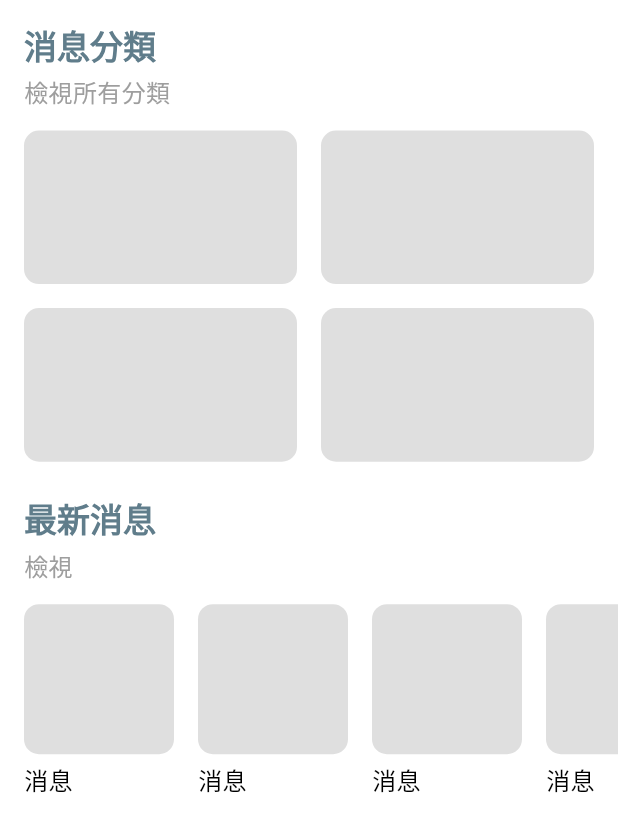
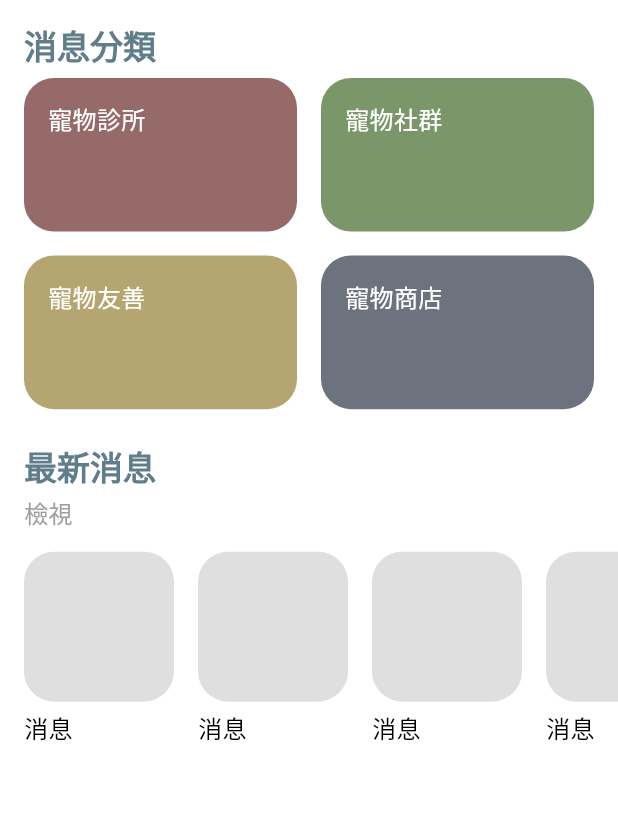
Before and after one commit to LucyHsieh1013/Pet_Diary_App, a Flutter app: the ExplorePage screen opened directly, on a phone screen of 412 x 824 dp. Shown: the top 832 px of the screen. Run offline on Flutter 3.47's test engine with Material 3 defaults, Android fonts, the phone set to English and light mode, and no system bars; our stand-ins replace flutter_progress_hud, shared_preferences, table_calendar; accounts and stored records are empty; network calls fail.

Commit message:
探索介面

```diff
--- a/lib/main.dart
+++ b/lib/main.dart
@@ -10,6 +10,7 @@ import 'package:test_app/screens/login/RequestRest.dart';
 import 'package:test_app/screens/login/VerificationPage.dart';
 import 'package:test_app/screens/login/ResetPasswd.dart';
 
+import 'package:test_app/screens/app_page/Explore/Explorelist.dart';
 import 'package:test_app/screens/app_page/NavController.dart';
 import 'package:test_app/screens/app_page/pet/AddPetForm.dart';
 
@@ -40,6 +41,7 @@ class MyApp extends StatelessWidget {
         '/Verification': (context) => VerificationScreen(),//忘記密碼-驗證碼
         '/Resetpasswd': (context) => ResetpasswdScreen(),//忘記密碼-重設密碼
         '/Addform': (context) => AddPetForm(),
+        '/Explore': (context) => Explorelist(),
       },
 
       theme: ThemeData(
--- a/lib/screens/app_page/Diary/recordSheet.dart
+++ b/lib/screens/app_page/Diary/recordSheet.dart
@@ -1,5 +1,4 @@
 import 'package:flutter/material.dart';
-// import 'package:test_app/screens/app_page/Diary/floatbtnFirst.dart';
 import 'package:test_app/component/defaultSheet.dart';
 
 void RecordSheet(BuildContext context){
--- a/lib/screens/app_page/ExplorePage.dart
+++ b/lib/screens/app_page/Explore/ExplorePage.dart
@@ -1,6 +1,11 @@
 import 'package:flutter/material.dart';
+import 'package:test_app/component/defaultContainer.dart'; // CustomContainer在這裡定義
 
-class ExplorePage extends StatelessWidget {
+class ExplorePage extends StatefulWidget {
+  @override
+  _ExplorePageState createState() => _ExplorePageState();
+}
+class _ExplorePageState extends State<ExplorePage> {
   @override
   Widget build(BuildContext context) {
     return Scaffold(
@@ -18,18 +23,6 @@ class ExplorePage extends StatelessWidget {
                     style: Theme.of(context).textTheme.titleLarge
                   ),
                 ),
-                //跳轉連結
-                const Padding(
-                  padding: EdgeInsets.symmetric(horizontal: 16, vertical: 6),
-                  child: Text(
-                    '檢視所有分類',
-                    style: TextStyle(
-                      fontSize: 16,
-                      fontWeight: FontWeight.w500,
-                      color: Colors.grey,
-                    ),
-                  ),
-                ),
                 GridView.count(
                   crossAxisCount: 2,
                   mainAxisSpacing: 16,
@@ -38,31 +31,88 @@ class ExplorePage extends StatelessWidget {
                   shrinkWrap: true,
                   physics: const NeverScrollableScrollPhysics(),
                   padding: const EdgeInsets.symmetric(horizontal: 16, vertical: 8),
+
                   children: [
-                    Container(
-                      decoration: const BoxDecoration(
-                        color: Color.fromARGB(255, 223, 223, 223),
-                        borderRadius: BorderRadius.all(Radius.circular(10)),
+                    GestureDetector(
+                      onTap: () {
+                        Navigator.pushNamed(
+                          context,
+                          '/Explore',
+                          arguments: '寵物診所', // 傳遞標題
+                        );
+                      },
+                      child: CustomContainer(
+                        alignment: Alignment.topLeft,
+                        color: Color.fromARGB(255, 151, 106, 106),
+                        child: Padding(
+                          padding: EdgeInsets.all(16),
+                          child: Text('寵物診所', style: Theme.of(context).textTheme.bodyMedium)
+                        )
                       ),
                     ),
-                    Container(
-                      decoration: const BoxDecoration(
-                        color: Color.fromARGB(255, 223, 223, 223),
-                        borderRadius: BorderRadius.all(Radius.circular(10)),
+                    GestureDetector( // 寵物社群
+                      onTap: () {
+                        Navigator.pushNamed(
+                          context,
+                          '/Explore',
+                          arguments: '寵物社群', // 傳遞標題
+                        );
+                      },
+                      child: CustomContainer(
+                        alignment: Alignment.topLeft,
+                        color: Color.fromARGB(255, 123, 151, 106),
+                        child: Padding(
+                          padding: EdgeInsets.all(16),
+                          child: Text('寵物社群', style: Theme.of(context).textTheme.bodyMedium)
+                        )
                       ),
                     ),
-                    Container(
-                      decoration: const BoxDecoration(
-                        color: Color.fromARGB(255, 223, 223, 223),
-                        borderRadius: BorderRadius.all(Radius.circular(10)),
+                    GestureDetector( // 寵物友善
+                      onTap: () {
+                        Navigator.pushNamed(
+                          context,
+                          '/Explore',
+                          arguments: '寵物友善', // 傳遞標題
+                        );
+                      },
+                      child: CustomContainer(
+                        alignment: Alignment.topLeft,
+                        color: Color.fromARGB(255, 181, 166, 113),
+                        child: Padding(
+                          padding: EdgeInsets.all(16),
+                          child: Text('寵物友善', style: Theme.of(context).textTheme.bodyMedium)
+                        )
                       ),
                     ),
-                    Container(
-                      decoration: const BoxDecoration(
-                        color: Color.fromARGB(255, 223, 223, 223),
-                        borderRadius: BorderRadius.all(Radius.circular(10)),
+                    GestureDetector( // 寵物商店
+                      onTap: () {
+                        Navigator.pushNamed(
+                          context,
+                          '/Explore',
+                          arguments: '寵物商店', // 傳遞標題
+                        );
+                      },
+                      child: CustomContainer(
+                        alignment: Alignment.topLeft,
+                        color: Color.fromARGB(255, 108, 115, 126),
+                        child: Padding(
+                          padding: EdgeInsets.all(16),
+                          child: Text('寵物商店', style: Theme.of(context).textTheme.bodyMedium)
+                        )
                       ),
-                    ),
+                    )
+                    // Container(
+                    //   padding: const EdgeInsets.all(10),
+                    //   decoration: const BoxDecoration(
+                    //     color: Color.fromARGB(255, 170, 119, 119),
+                    //     borderRadius: BorderRadius.all(Radius.circular(10)),
+                    //       image: DecorationImage(
+                    //         image: AssetImage("assets/img/PetHospital.jpg"), // 請確保圖片存在 assets 資料夾
+                    //         fit: BoxFit.cover,
+                    //       ),
+                    //   ),
+                    //   child: Text('寵物診所'),
+                    // ),
                   ],
                 ),
                 //橫向卷軸標題
@@ -97,13 +147,10 @@ class ExplorePage extends StatelessWidget {
                         child: Column(
                           crossAxisAlignment: CrossAxisAlignment.start,
                           children: [
-                            Container(
+                            CustomContainer(
                               width: 100,
                               height: 100,
-                              decoration: const BoxDecoration(
                               color: Color.fromARGB(255, 223, 223, 223),
-                                borderRadius: BorderRadius.all(Radius.circular(10)),
-                              ),
                             ),
                             Padding(
                               padding: EdgeInsets.symmetric(vertical: 6),
@@ -123,13 +170,10 @@ class ExplorePage extends StatelessWidget {
                         child: Column(
                           crossAxisAlignment: CrossAxisAlignment.start,
                           children: [
-                            Container(
+                            CustomContainer(
                               width: 100,
                               height: 100,
-                              decoration: const BoxDecoration(
                               color: Color.fromARGB(255, 223, 223, 223),
-                                borderRadius: BorderRadius.all(Radius.circular(10)),
-                              ),
                             ),
                             const Padding(
                               padding: EdgeInsets.symmetric(vertical: 6),
@@ -149,13 +193,10 @@ class ExplorePage extends StatelessWidget {
                         child: Column(
                           crossAxisAlignment: CrossAxisAlignment.start,
                           children: [
-                            Container(
+                            CustomContainer(
                               width: 100,
                               height: 100,
-                              decoration: const BoxDecoration(
                               color: Color.fromARGB(255, 223, 223, 223),
-                                borderRadius: BorderRadius.all(Radius.circular(10)),
-                              ),
                             ),
                             const Padding(
                               padding: EdgeInsets.symmetric(vertical: 6),
@@ -175,13 +216,10 @@ class ExplorePage extends StatelessWidget {
                         child: Column(
                           crossAxisAlignment: CrossAxisAlignment.start,
                           children: [
-                            Container(
+                            CustomContainer(
                               width: 100,
                               height: 100,
-                              decoration: const BoxDecoration(
                               color: Color.fromARGB(255, 223, 223, 223),
-                                borderRadius: BorderRadius.all(Radius.circular(10)),
-                              ),
                             ),
                             const Padding(
                               padding: EdgeInsets.symmetric(vertical: 6),
@@ -201,13 +239,10 @@ class ExplorePage extends StatelessWidget {
                         child: Column(
                           crossAxisAlignment: CrossAxisAlignment.start,
                           children: [
-                            Container(
+                            CustomContainer(
                               width: 100,
                               height: 100,
-                              decoration: const BoxDecoration(
                               color: Color.fromARGB(255, 223, 223, 223),
-                                borderRadius: BorderRadius.all(Radius.circular(10)),
-                              ),
                             ),
                             const Padding(
                               padding: EdgeInsets.symmetric(vertical: 6),
@@ -227,13 +262,10 @@ class ExplorePage extends StatelessWidget {
                         child: Column(
                           crossAxisAlignment: CrossAxisAlignment.start,
                           children: [
-                            Container(
+                            CustomContainer(
                               width: 100,
                               height: 100,
-                              decoration: const BoxDecoration(
                               color: Color.fromARGB(255, 223, 223, 223),
-                                borderRadius: BorderRadius.all(Radius.circular(10)),
-                              ),
                             ),
                             const Padding(
                               padding: EdgeInsets.symmetric(vertical: 6),
--- a/lib/screens/app_page/NavController.dart
+++ b/lib/screens/app_page/NavController.dart
@@ -2,7 +2,7 @@ import 'package:flutter/material.dart';
 import 'package:test_app/screens/app_page/ChartPage.dart';
 import 'package:test_app/screens/app_page/Diary/DiaryPage.dart';
 import 'package:test_app/screens/app_page/CalendarPage.dart';
-import 'package:test_app/screens/app_page/ExplorePage.dart';
+import 'package:test_app/screens/app_page/Explore/ExplorePage.dart';
 import 'package:test_app/screens/app_page/pet/AddPetPage.dart';
 import 'package:test_app/screens/app_page/appbar/AppBar.dart';
 import 'package:test_app/screens/app_page/appbar/SettingPage.dart';
--- a/lib/screens/app_page/appbar/SettingPage.dart
+++ b/lib/screens/app_page/appbar/SettingPage.dart
@@ -1,6 +1,7 @@
 import 'package:flutter/material.dart';
 import 'package:test_app/screens/app_page/appbar/ThemeOption.dart';
 import 'package:test_app/screens/app_page/appbar/Language.dart';
+import 'package:test_app/screens/app_page/appbar/password.dart';
 import 'package:test_app/services/Token.dart';
 import 'package:provider/provider.dart';
 import 'package:test_app/provider/UserInformation.dart';
@@ -40,7 +41,7 @@ Drawer SettingDrawer(BuildContext context) {
           leading:  Icon(Icons.lock, color: Theme.of(context).colorScheme.primary),
           title: Text('修改密碼', style: Theme.of(context).textTheme.bodyLarge),
           onTap: (){
-            //
+            password(context);
           },
         ),
         ListTile(
--- a/lib/services/ResetPasswordServer.dart
+++ b/lib/services/ResetPasswordServer.dart
@@ -62,7 +62,8 @@ class ResetService {
 
 
   static Future<void> ResetPassword(BuildContext context, String newpassword) async{
-    print('newPassword: ${newpassword}');
+    print('newPassword: ${newpassword}, ${resettoken}');
+
     final url = Uri.parse("http://10.0.2.2:3000/resetpassword/reset-password");
     final response = await http.post(
       url,
--- a/pubspec.yaml
+++ b/pubspec.yaml
@@ -98,3 +98,4 @@ flutter:
   assets:
     - assets/img/facebook.png
     - assets/img/google.png
+    - assets/img/PetHospital.jpg
```
Also changed, not shown: lib/component/defaultSheet.dart (+26 -14 lines), lib/component/theme_option.dart (+31 -11 lines), lib/screens/app_page/Explore/ExploreList.dart (added, +86 -0 lines), lib/screens/app_page/appbar/ThemeOption.dart (+63 -13 lines), lib/screens/app_page/appbar/password.dart (added, +26 -0 lines), assets/img/PetHospital.jpg (added), 2 other files. Lines whose indentation alone changed are shown as unchanged.
